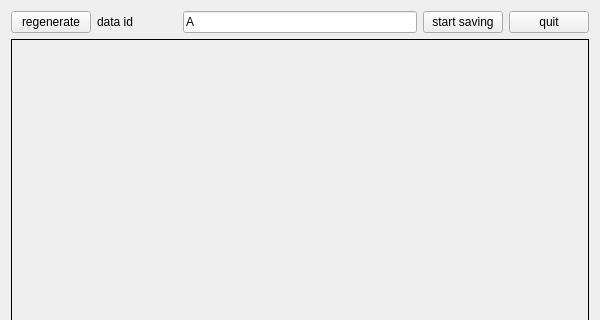
This is mainUI.ui in pilarbachiller/SocNav3-simdata-generator as Qt 5 draws it before an edit; both pictures show x 0 to 600 and y 0 to 320 of the 600 by 600 pixel window. The edited form follows.
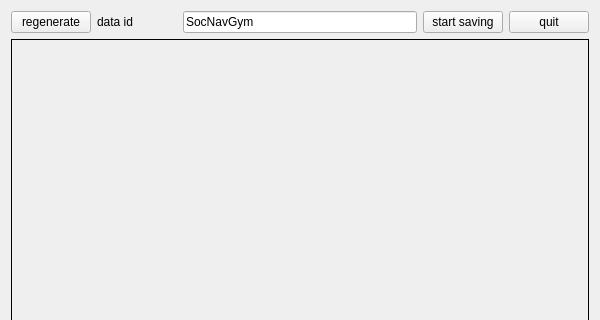
This is the edited form.

Diff of the .ui file:
```diff
--- a/mainUI.ui
+++ b/mainUI.ui
@@ -59,7 +59,7 @@
        <item>
         <widget class="QLineEdit" name="dataID">
          <property name="text">
-          <string>A</string>
+          <string>SocNavGym</string>
          </property>
         </widget>
        </item>
```
